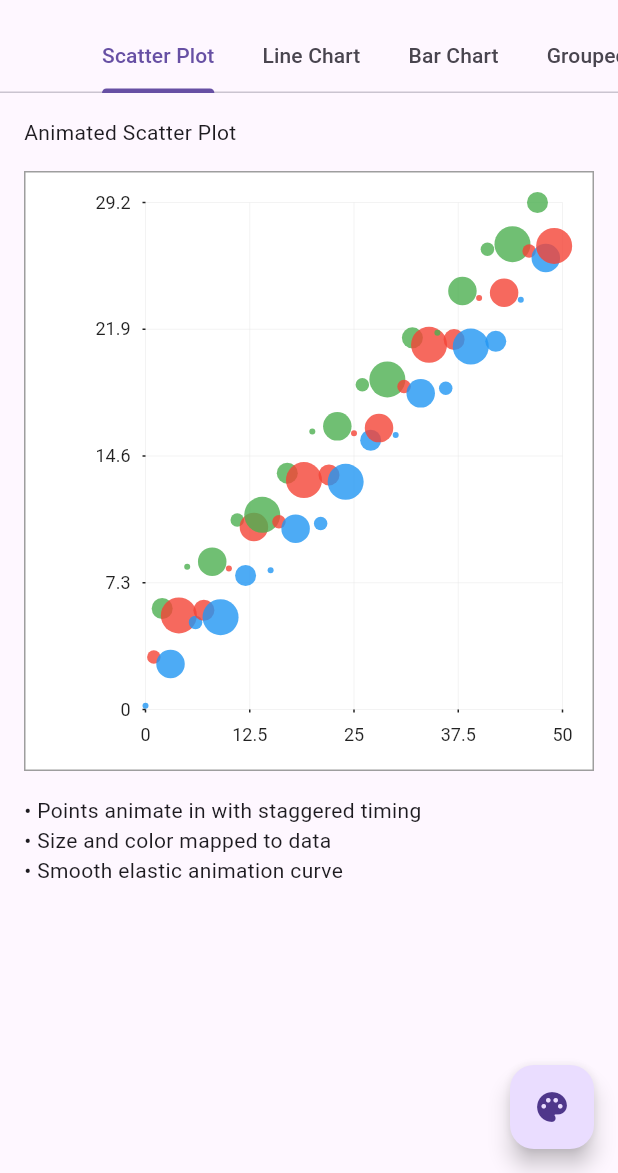
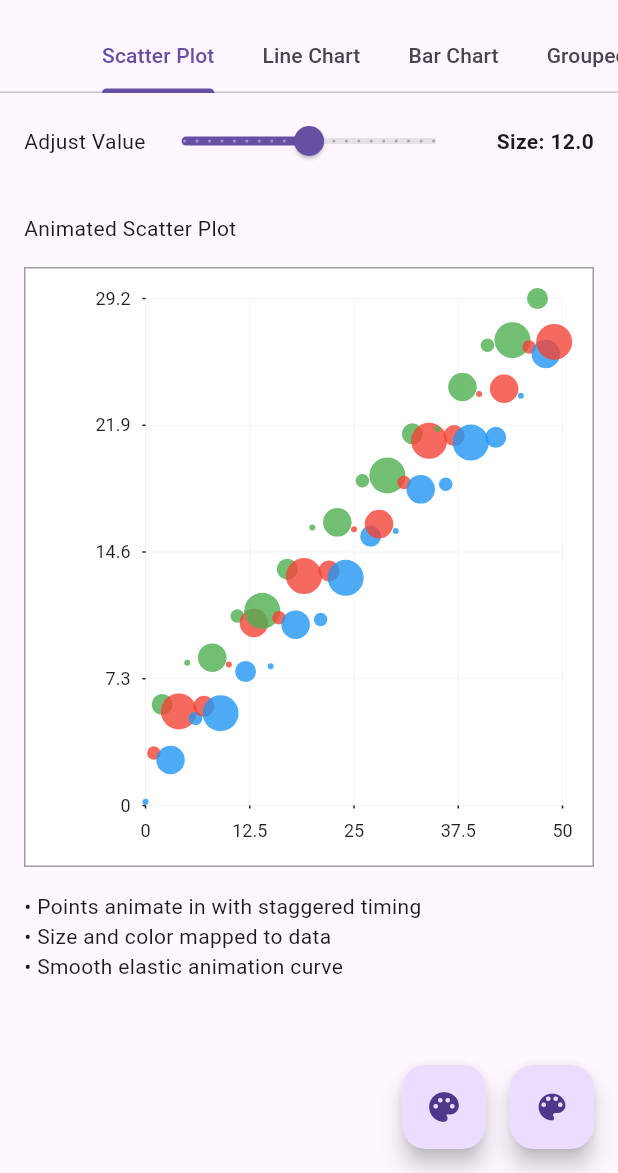
Before and after one commit to rudi-q/cristalyse, a Flutter app: the screen it shows after launch, on a phone screen of 412 x 824 dp, the part 63-1236 px from its top. Run offline on Flutter 3.47's test engine with Material 3 defaults, Android fonts, the light colour scheme and no system bars.

Commit message:
Add Enhanced themeing and interactive example app

```diff
--- a/example/lib/graphs/barChart.dart
+++ b/example/lib/graphs/barChart.dart
@@ -4,28 +4,31 @@ import 'package:cristalyse/cristalyse.dart';
 import 'package:flutter/material.dart';
 
 Widget buildBarChartTab(
-    ChartTheme currentTheme, List<Map<String, dynamic>> data) {
+    ChartTheme currentTheme, List<Map<String, dynamic>> data, double sliderValue) {
   return SingleChildScrollView(
     padding: const EdgeInsets.all(16),
     child: Column(
       crossAxisAlignment: CrossAxisAlignment.start,
       children: [
-        Text('Animated Bar Chart'),
-        SizedBox(height: 16),
+        const Text('Animated Bar Chart'),
+        const SizedBox(height: 16),
         Container(
           height: 400,
           child: CristalyseChart()
               .data(data)
               .mapping(x: 'quarter', y: 'revenue')
-              .geomBar(width: 0.7, alpha: 0.8)
+              .geomBar(width: sliderValue.clamp(0.1, 1.0), alpha: 0.8)
               .scaleXOrdinal()
               .scaleYContinuous(min: 0)
               .theme(currentTheme)
-              .animate(duration: Duration(milliseconds: 1000), curve: Curves.easeOutBack)
+              .animate(
+                  duration: const Duration(milliseconds: 1000),
+                  curve: Curves.easeOutBack)
               .build(),
         ),
-        SizedBox(height: 16),
-        Text('• Bars grow from bottom with staggered timing\n• Categorical X-axis with ordinal scale\n• Smooth back-ease animation'),
+        const SizedBox(height: 16),
+        const Text(
+            '• Bars grow from bottom with staggered timing\n• Categorical X-axis with ordinal scale\n• Smooth back-ease animation'),
       ],
     ),
   );
--- a/example/lib/graphs/groupedBar.dart
+++ b/example/lib/graphs/groupedBar.dart
@@ -3,29 +3,35 @@ import 'dart:math' as math;
 import 'package:cristalyse/cristalyse.dart';
 import 'package:flutter/material.dart';
 
-Widget buildGroupedBarTab(
-    ChartTheme currentTheme, List<Map<String, dynamic>> data) {
+Widget buildGroupedBarTab(ChartTheme currentTheme,
+    List<Map<String, dynamic>> data, double sliderValue) {
   return SingleChildScrollView(
     padding: const EdgeInsets.all(16),
     child: Column(
       crossAxisAlignment: CrossAxisAlignment.start,
       children: [
-        Text('Grouped Bar Chart'),
-        SizedBox(height: 16),
+        const Text('Grouped Bar Chart'),
+        const SizedBox(height: 16),
         Container(
           height: 400,
           child: CristalyseChart()
               .data(data)
               .mapping(x: 'quarter', y: 'revenue', color: 'product')
-              .geomBar(width: 0.8, style: BarStyle.grouped, alpha: 0.9)
+              .geomBar(
+                  width: sliderValue.clamp(0.1, 1.0),
+                  style: BarStyle.grouped,
+                  alpha: 0.9)
               .scaleXOrdinal()
               .scaleYContinuous(min: 0)
               .theme(currentTheme)
-              .animate(duration: Duration(milliseconds: 1200), curve: Curves.easeOutCubic)
+              .animate(
+                  duration: const Duration(milliseconds: 1200),
+                  curve: Curves.easeOutCubic)
               .build(),
         ),
-        SizedBox(height: 16),
-        Text('• Multiple series grouped side-by-side\n• Color mapping for different products\n• Coordinated group animation'),
+        const SizedBox(height: 16),
+        const Text(
+            '• Multiple series grouped side-by-side\n• Color mapping for different products\n• Coordinated group animation'),
       ],
     ),
   );
--- a/example/lib/graphs/horizontalBarChart.dart
+++ b/example/lib/graphs/horizontalBarChart.dart
@@ -3,8 +3,8 @@ import 'dart:math' as math;
 import 'package:cristalyse/cristalyse.dart';
 import 'package:flutter/material.dart';
 
-Widget buildHorizontalBarTab(
-    ChartTheme currentTheme, List<Map<String, dynamic>> data) {
+Widget buildHorizontalBarTab(ChartTheme currentTheme,
+    List<Map<String, dynamic>> data, double sliderValue) {
   return SingleChildScrollView(
     padding: const EdgeInsets.all(16),
     child: Column(
@@ -17,7 +17,7 @@ Widget buildHorizontalBarTab(
           child: CristalyseChart()
               .data(data)
               .mapping(x: 'department', y: 'headcount')
-              .geomBar()
+              .geomBar(width: sliderValue.clamp(0.1, 1.0))
               .coordFlip()
               .scaleXOrdinal()
               .scaleYContinuous(min: 0)
--- a/example/lib/graphs/lineChart.dart
+++ b/example/lib/graphs/lineChart.dart
@@ -4,7 +4,7 @@ import 'package:cristalyse/cristalyse.dart';
 import 'package:flutter/material.dart';
 
 Widget buildLineChartTab(
-    ChartTheme currentTheme, List<Map<String, dynamic>> data) {
+    ChartTheme currentTheme, List<Map<String, dynamic>> data, double sliderValue) {
   return SingleChildScrollView(
     padding: const EdgeInsets.all(16),
     child: Column(
@@ -17,7 +17,7 @@ Widget buildLineChartTab(
           child: CristalyseChart()
               .data(data)
               .mapping(x: 'x', y: 'y')
-              .geomLine(strokeWidth: 3.0, alpha: 0.9)
+              .geomLine(strokeWidth: 1.0 + sliderValue * 9.0, alpha: 0.9)
               .scaleXContinuous()
               .scaleYContinuous()
               .theme(currentTheme)
--- a/example/lib/graphs/scatterPlot.dart
+++ b/example/lib/graphs/scatterPlot.dart
@@ -1,10 +1,11 @@
 import 'dart:math' as math;
 
 import 'package:cristalyse/cristalyse.dart';
+import 'package:cristalyse_example/chartTheme.dart';
 import 'package:flutter/material.dart';
 
 Widget buildScatterPlotTab(
-    ChartTheme currentTheme, List<Map<String, dynamic>> data) {
+    ChartTheme currentTheme, List<Map<String, dynamic>> data, double sliderValue) {
   return SingleChildScrollView(
     padding: const EdgeInsets.all(16),
     child: Column(
@@ -20,7 +21,9 @@ Widget buildScatterPlotTab(
               .geomPoint(alpha: 0.8)
               .scaleXContinuous(min: 0, max: 50)
               .scaleYContinuous()
-              .theme(currentTheme)
+              .theme(currentTheme.copyWith(
+                pointSizeMax: 2.0 + sliderValue * 20.0,
+              ))
               .animate(duration: Duration(milliseconds: 800), curve: Curves.elasticOut)
               .build(),
         ),
--- a/example/lib/main.dart
+++ b/example/lib/main.dart
@@ -1,4 +1,5 @@
 import 'package:cristalyse/cristalyse.dart';
+import 'package:cristalyse_example/chartTheme.dart';
 import 'package:flutter/material.dart';
 
 import 'graphs/barChart.dart';
@@ -44,6 +45,31 @@ class _ExampleHomeState extends State<ExampleHome> with TickerProviderStateMixin
     ChartTheme.solarizedDarkTheme(),
   ];
 
+  int _currentPaletteIndex = 0;
+  final _colorPalettes = [
+    ChartTheme.defaultTheme().colorPalette, // Default
+    const [
+      Color(0xfff44336),
+      Color(0xffe91e63),
+      Color(0xff9c27b0),
+      Color(0xff673ab7),
+    ], // Warm
+    const [
+      Color(0xff2196f3),
+      Color(0xff00bcd4),
+      Color(0xff009688),
+      Color(0xff4caf50),
+    ], // Cool
+    const [
+      Color(0xffffb74d),
+      Color(0xffff8a65),
+      Color(0xffdce775),
+      Color(0xffaed581),
+    ], // Pastel
+  ];
+
+  double _sliderValue = 0.5;
+
   late final List<Map<String, dynamic>> _scatterPlotData;
   late final List<Map<String, dynamic>> _lineChartData;
   late final List<Map<String, dynamic>> _barChartData;
@@ -54,6 +80,12 @@ class _ExampleHomeState extends State<ExampleHome> with TickerProviderStateMixin
   void initState() {
     super.initState();
     _tabController = TabController(length: 5, vsync: this);
+    _tabController.addListener(() {
+      // Rebuild to update the displayed value when the tab changes
+      if (mounted) {
+        setState(() {});
+      }
+    });
 
     _scatterPlotData = List.generate(50, (i) {
       final x = i.toDouble();
@@ -105,7 +137,31 @@ class _ExampleHomeState extends State<ExampleHome> with TickerProviderStateMixin
     super.dispose();
   }
 
-  ChartTheme get currentTheme => _themes[_currentThemeIndex];
+  ChartTheme get currentTheme {
+    final baseTheme = _themes[_currentThemeIndex];
+    return baseTheme.copyWith(
+      colorPalette: _colorPalettes[_currentPaletteIndex],
+    );
+  }
+
+  String _getDisplayedValue() {
+    final index = _tabController.index;
+    switch (index) {
+      case 0: // Scatter
+        final value = 2.0 + _sliderValue * 20.0;
+        return 'Size: ${value.toStringAsFixed(1)}';
+      case 1: // Line
+        final value = 1.0 + _sliderValue * 9.0;
+        return 'Width: ${value.toStringAsFixed(1)}';
+      case 2: // Bar
+      case 3: // Grouped Bar
+      case 4: // Horizontal Bar
+        final value = _sliderValue.clamp(0.1, 1.0);
+        return 'Width: ${value.toStringAsFixed(2)}';
+      default:
+        return _sliderValue.toStringAsFixed(2);
+    }
+  }
 
   @override
   Widget build(BuildContext context) {
@@ -124,17 +180,53 @@ class _ExampleHomeState extends State<ExampleHome> with TickerProviderStateMixin
           ],
         ),
       ),
-      body: TabBarView(
+      body: Column(
+        children: [
+          Padding(
+            padding:
+                const EdgeInsets.symmetric(horizontal: 16.0, vertical: 8.0),
+            child: Row(
+              children: [
+                const Text('Adjust Value'),
+                Expanded(
+                  child: Slider(
+                    value: _sliderValue,
+                    min: 0.0,
+                    max: 1.0,
+                    divisions: 20,
+                    label: _sliderValue.toStringAsFixed(2),
+                    onChanged: (value) {
+                      setState(() {
+                        _sliderValue = value;
+                      });
+                    },
+                  ),
+                ),
+                const SizedBox(width: 16),
+                Text(_getDisplayedValue(),
+                    style: const TextStyle(fontWeight: FontWeight.bold)),
+              ],
+            ),
+          ),
+          Expanded(
+            child: TabBarView(
               controller: _tabController,
               children: [
-          buildScatterPlotTab(currentTheme, _scatterPlotData),
-          buildLineChartTab(currentTheme, _lineChartData),
-          buildBarChartTab(currentTheme, _barChartData),
-          buildGroupedBarTab(currentTheme, _groupedBarData),
-          buildHorizontalBarTab(currentTheme, _horizontalBarData)
+                buildScatterPlotTab(currentTheme, _scatterPlotData, _sliderValue),
+                buildLineChartTab(currentTheme, _lineChartData, _sliderValue),
+                buildBarChartTab(currentTheme, _barChartData, _sliderValue),
+                buildGroupedBarTab(currentTheme, _groupedBarData, _sliderValue),
+                buildHorizontalBarTab(
+                    currentTheme, _horizontalBarData, _sliderValue)
               ],
             ),
-      floatingActionButton: FloatingActionButton(
+          ),
+        ],
+      ),
+      floatingActionButton: Row(
+        mainAxisAlignment: MainAxisAlignment.end,
+        children: [
+          FloatingActionButton(
             onPressed: () {
               setState(() {
                 _currentThemeIndex = (_currentThemeIndex + 1) % _themes.length;
@@ -143,6 +235,19 @@ class _ExampleHomeState extends State<ExampleHome> with TickerProviderStateMixin
             tooltip: 'Change Theme',
             child: const Icon(Icons.palette),
           ),
+          const SizedBox(width: 16),
+          FloatingActionButton(
+            onPressed: () {
+              setState(() {
+                _currentPaletteIndex =
+                    (_currentPaletteIndex + 1) % _colorPalettes.length;
+              });
+            },
+            tooltip: 'Change Colors',
+            child: const Icon(Icons.color_lens),
+          ),
+        ],
+      ),
     );
   }
 }
--- a/lib/src/widgets/animated_chart_widget.dart
+++ b/lib/src/widgets/animated_chart_widget.dart
@@ -776,7 +776,9 @@ class _AnimatedChartPainter extends CustomPainter {
   }) {
     final color = colorColumn != null
         ? colorScale.scale(dataPoint[colorColumn])
-        : theme.primaryColor;
+        : (theme.colorPalette.isNotEmpty
+            ? theme.colorPalette.first
+            : theme.primaryColor);
 
     final paint = Paint()
       ..color = color.withAlpha((geometry.alpha * 255).round())
@@ -889,7 +891,9 @@ class _AnimatedChartPainter extends CustomPainter {
 
       final color = colorColumn != null
           ? colorScale.scale(point[colorColumn])
-          : theme.primaryColor;
+          : (theme.colorPalette.isNotEmpty
+              ? theme.colorPalette.first
+              : theme.primaryColor);
 
       final size = sizeColumn != null
           ? sizeScale.scale(point[sizeColumn])
@@ -970,7 +974,9 @@ class _AnimatedChartPainter extends CustomPainter {
       ) {
     final color = colorColumn != null
         ? colorScale.scale(data.first[colorColumn])
-        : theme.primaryColor;
+        : (theme.colorPalette.isNotEmpty
+            ? theme.colorPalette.first
+            : theme.primaryColor);
 
     final points = data
         .map((point) {
--- a/pubspec.yaml
+++ b/pubspec.yaml
@@ -1,6 +1,6 @@
 name: cristalyse
 description: "Cristalyse is a high-performance data visualization library for Dart/Flutter that implements grammar of graphics principles with native rendering capabilities."
-version: 0.3.0
+version: 0.4.0
 homepage: https://github.com/rudi-q/cristalyse
 repository: https://github.com/rudi-q/cristalyse
 issue_tracker: https://github.com/rudi-q/cristalyse/issues
```
Also changed, not shown: example/pubspec.lock, 2 other files. Lines whose indentation alone changed are shown as unchanged.
